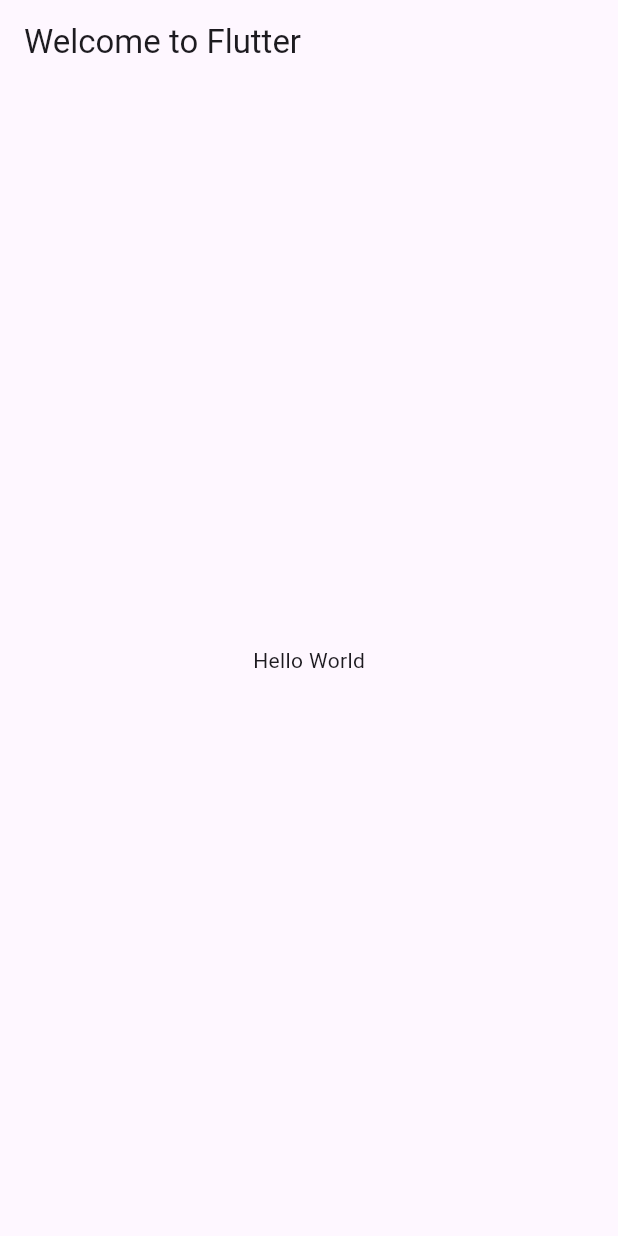
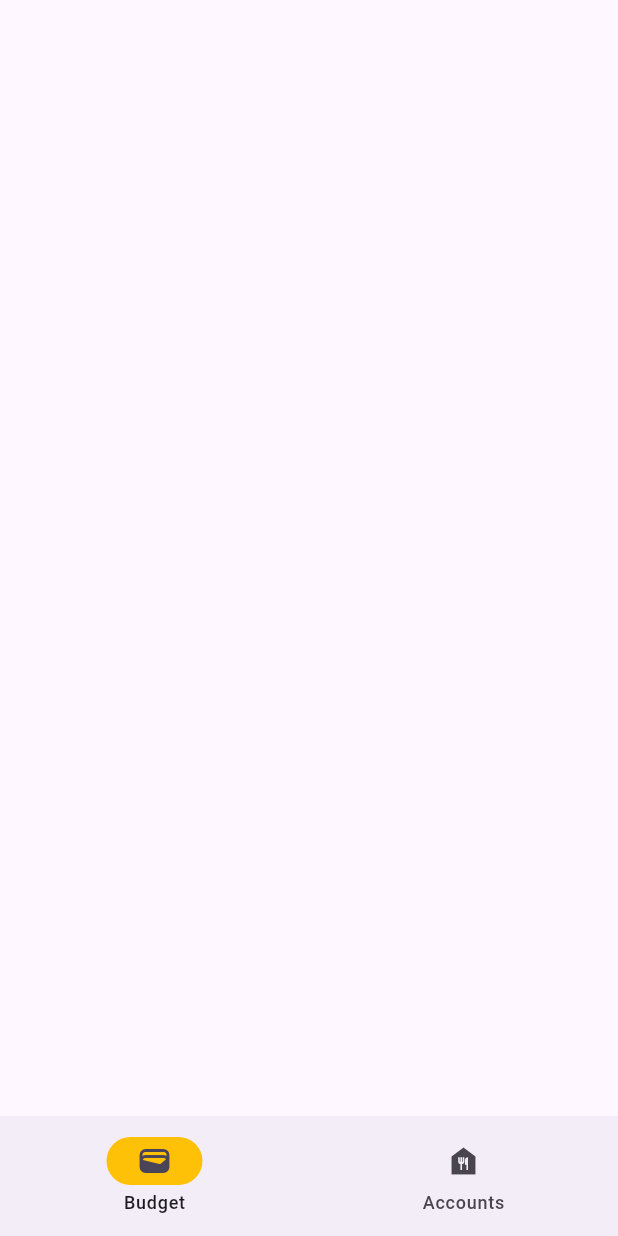
Before and after one commit to roger-chau/Nomad, a Flutter app: the screen it shows after launch, on a phone screen of 412 x 824 dp. Run offline on Flutter 3.47's test engine with Material 3 defaults, Android fonts, the phone set to English and light mode, and no system bars.

Commit message:
added navigation

```diff
--- /dev/null
+++ b/lib/Widgets/AppNavigationBar.dart
@@ -0,0 +1,35 @@
+import 'package:flutter/material.dart';
+
+class AppNavigationBar extends StatefulWidget {
+  const AppNavigationBar({super.key});
+
+  @override
+  State<AppNavigationBar> createState() => _AppState();
+}
+
+class _AppState extends State<AppNavigationBar> {
+  int pageIndex = 0;
+
+  @override
+  Widget build(BuildContext context) {
+    return Scaffold(
+        bottomNavigationBar: NavigationBar(
+            onDestinationSelected: (int index) {
+              setState(() {
+                pageIndex = index;
+              });
+            },
+            indicatorColor: Colors.amber,
+            selectedIndex: pageIndex,
+            destinations: const <Widget>[
+          NavigationDestination(
+              selectedIcon: Icon(Icons.wallet),
+              icon: Icon(Icons.wallet_outlined),
+              label: "Budget"),
+          NavigationDestination(
+              selectedIcon: Icon(Icons.food_bank_outlined),
+              icon: Icon(Icons.food_bank),
+              label: "Accounts")
+        ]));
+  }
+}
--- a/lib/main.dart
+++ b/lib/main.dart
@@ -1,20 +1,16 @@
 import 'package:flutter/material.dart';
+import 'Widgets/AppNavigationBar.dart';
 
-void main() => runApp(new MyApp());
+void main() => runApp(const MyApp());
 
 class MyApp extends StatelessWidget {
+  const MyApp({super.key});
+
   @override
   Widget build(BuildContext context) {
-    return new MaterialApp(
-      title: 'Welcome to Flutter',
-      home: new Scaffold(
-        appBar: new AppBar(
-          title: const Text('Welcome to Flutter'),
-        ),
-        body: const Center(
-          child: const Text('Hello World'),
-        ),
-      ),
+    return MaterialApp(
+      theme: ThemeData(useMaterial3: true),
+      home: const AppNavigationBar(),
     );
   }
 }
```
Also changed, not shown: 1 other file.
